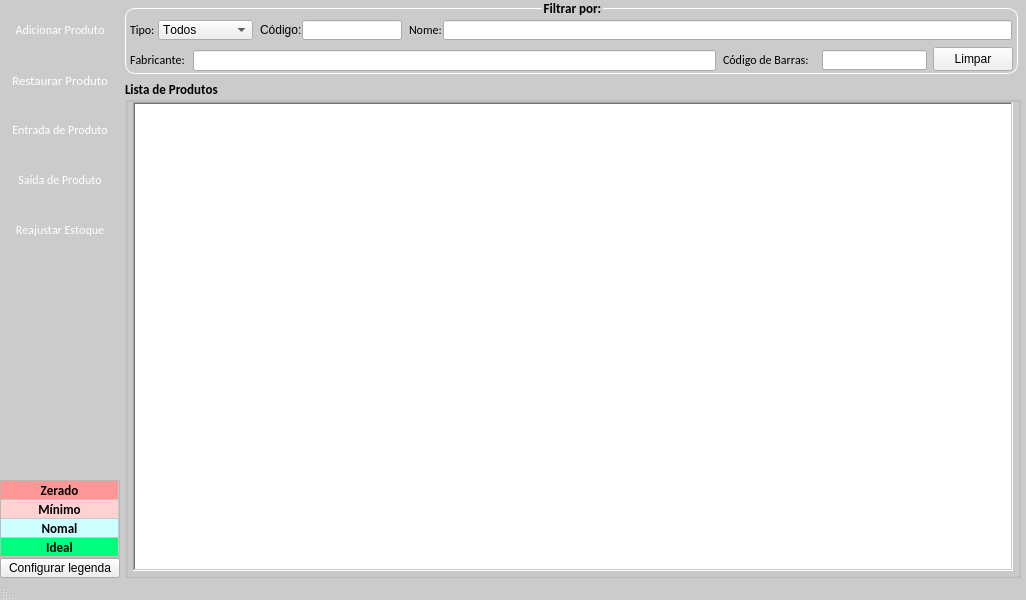
Qt form loja/tela_estoque.ui (jmessias1725/sexloja) before a commit.
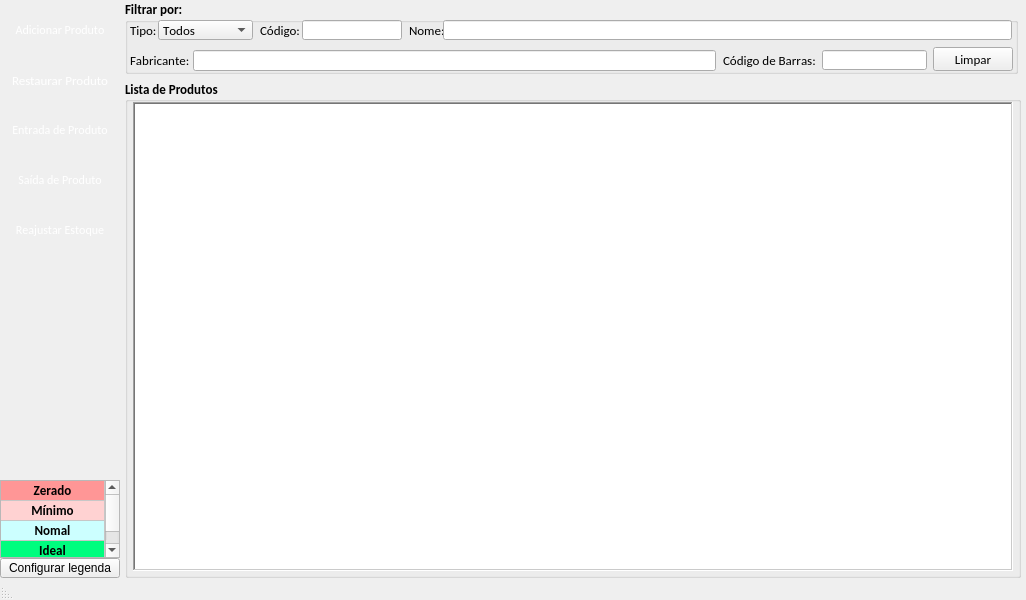
The same form after that commit. Icons and pictures are not drawn.

Diff of the .ui file:
```diff
--- a/loja/tela_estoque.ui
+++ b/loja/tela_estoque.ui
@@ -17,11 +17,7 @@
    <string>Estoque</string>
   </property>
   <property name="styleSheet">
-   <string notr="true">QMainWindow{
-	background-color: rgb(203, 203, 203);
-	padding: 0;
-    margin: 0;
-}</string>
+   <string notr="true"/>
   </property>
   <widget class="QWidget" name="centralwidget">
    <property name="styleSheet">
@@ -532,23 +528,12 @@
           <family>Calibri</family>
           <pointsize>10</pointsize>
           <weight>75</weight>
+          <italic>false</italic>
           <bold>true</bold>
-          <kerning>false</kerning>
          </font>
         </property>
         <property name="styleSheet">
-         <string notr="true"> QGroupBox {
-     border: 1px solid white;
-     border-radius: 10px;
-     margin-top: 8px; /* leave space at the top for the title */
- }
-
- QGroupBox::title {
-     subcontrol-origin: margin;
-     subcontrol-position: top center; /* position at the top center */
-     padding: 0 0px;
-     background-color: none;
- }</string>
+         <string notr="true"/>
         </property>
         <property name="title">
          <string>Filtrar por:</string>
@@ -583,6 +568,7 @@
          <property name="font">
           <font>
            <family>Calibri</family>
+           <pointsize>10</pointsize>
            <weight>50</weight>
            <bold>false</bold>
            <kerning>false</kerning>
@@ -616,6 +602,7 @@
          <property name="font">
           <font>
            <family>Calibri</family>
+           <pointsize>10</pointsize>
            <weight>50</weight>
            <bold>false</bold>
            <kerning>false</kerning>
@@ -677,6 +664,8 @@
          </property>
          <property name="font">
           <font>
+           <family>Calibri</family>
+           <pointsize>10</pointsize>
            <weight>50</weight>
            <bold>false</bold>
            <kerning>false</kerning>
@@ -774,6 +763,8 @@
          </property>
          <property name="font">
           <font>
+           <family>Calibri</family>
+           <pointsize>10</pointsize>
            <weight>50</weight>
            <bold>false</bold>
           </font>
@@ -810,6 +801,7 @@
          <property name="font">
           <font>
            <family>Calibri</family>
+           <pointsize>10</pointsize>
            <weight>50</weight>
            <bold>false</bold>
            <kerning>false</kerning>
@@ -843,6 +835,7 @@
          <property name="font">
           <font>
            <family>Calibri</family>
+           <pointsize>10</pointsize>
            <weight>50</weight>
            <bold>false</bold>
            <kerning>false</kerning>
@@ -866,6 +859,8 @@
          </property>
          <property name="font">
           <font>
+           <family>Calibri</family>
+           <pointsize>10</pointsize>
            <weight>50</weight>
            <bold>false</bold>
           </font>
```
